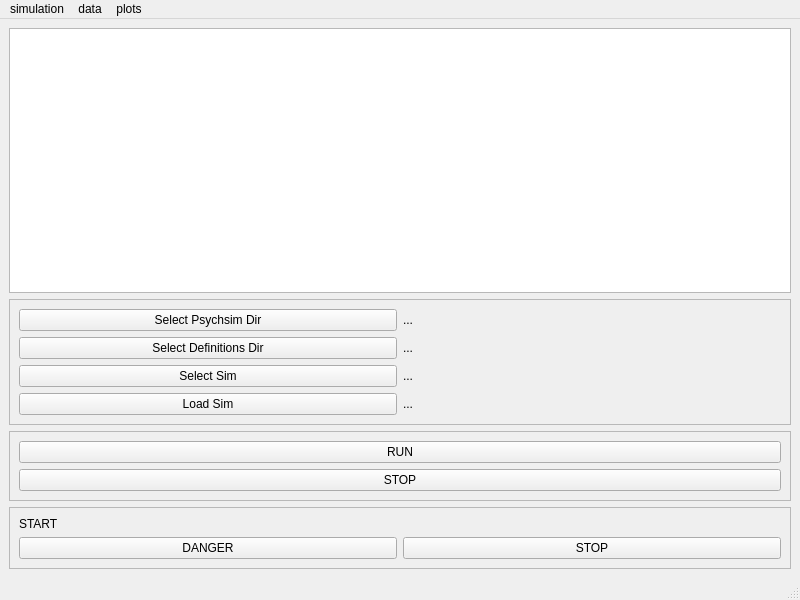
The window that psychsim-gui-main.ui (usc-psychsim/psychsim-eval-gui) describes before a commit, drawn with Qt 5.
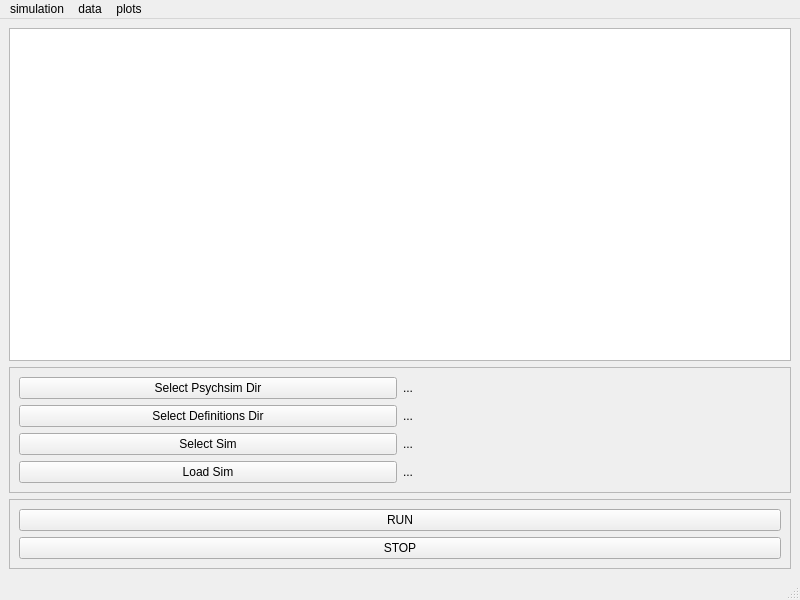
The same window after the commit.

Commit message:
Get output working
Though this is still a fake output

The edit to the form file:
```diff
--- a/psychsim-gui-main.ui
+++ b/psychsim-gui-main.ui
@@ -112,39 +112,6 @@
       </layout>
      </widget>
     </item>
-    <item row="4" column="0">
-     <widget class="QFrame" name="frame_3">
-      <property name="frameShape">
-       <enum>QFrame::StyledPanel</enum>
-      </property>
-      <property name="frameShadow">
-       <enum>QFrame::Raised</enum>
-      </property>
-      <layout class="QGridLayout" name="gridLayout_3">
-       <item row="1" column="1">
-        <widget class="QPushButton" name="b2">
-         <property name="text">
-          <string>STOP</string>
-         </property>
-        </widget>
-       </item>
-       <item row="1" column="0">
-        <widget class="QPushButton" name="b">
-         <property name="text">
-          <string>DANGER</string>
-         </property>
-        </widget>
-       </item>
-       <item row="0" column="0">
-        <widget class="QLabel" name="l">
-         <property name="text">
-          <string>START</string>
-         </property>
-        </widget>
-       </item>
-      </layout>
-     </widget>
-    </item>
    </layout>
   </widget>
   <widget class="QMenuBar" name="menubar">
```
The commit also changes 2 other files.
